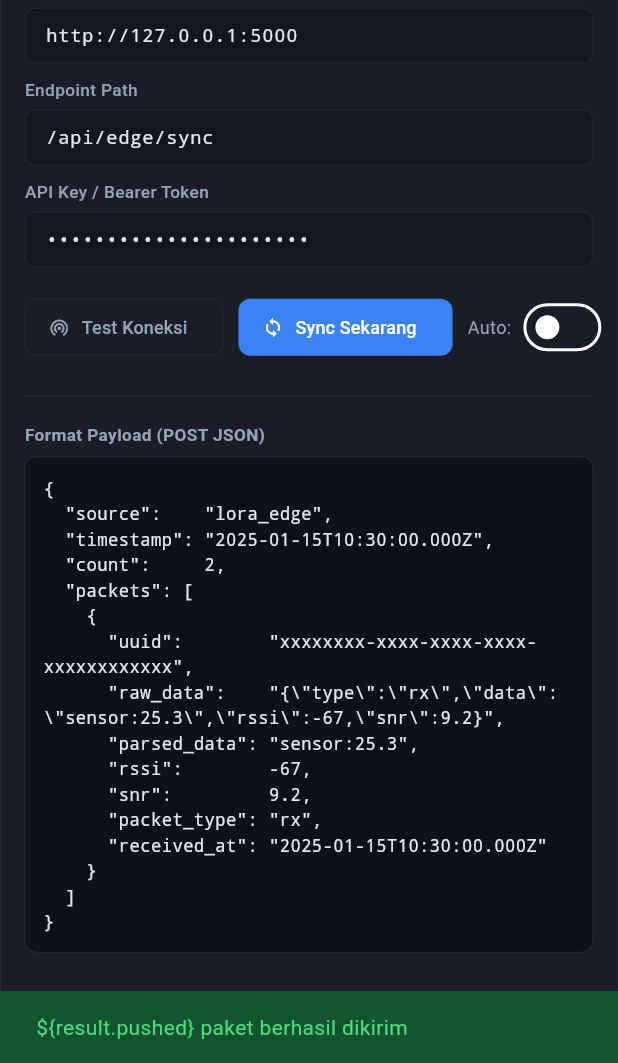
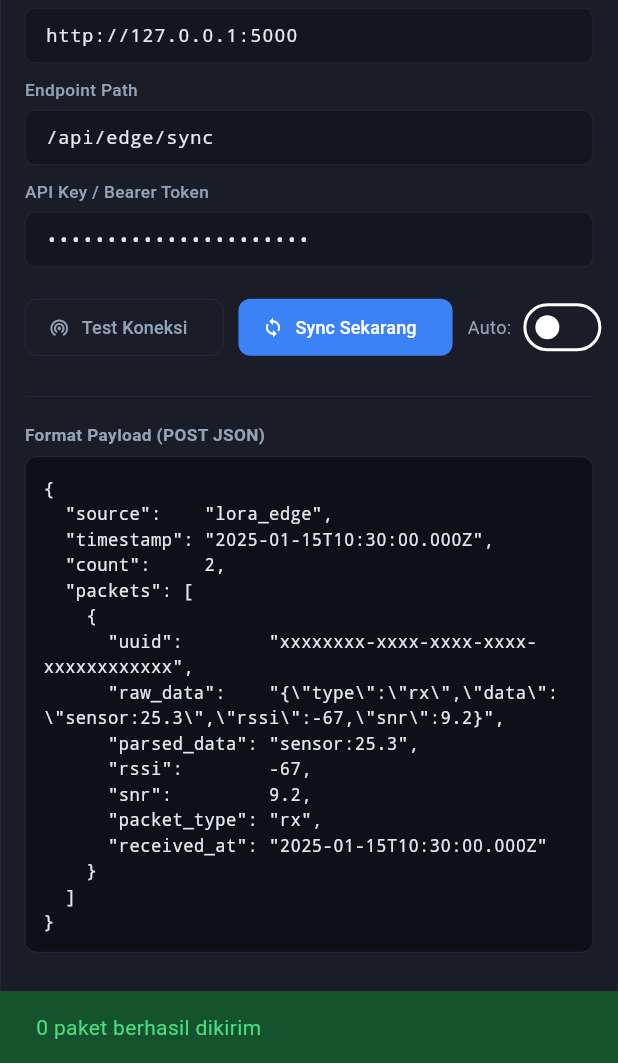
Before and after one commit to divosatria/elogbook, a Flutter app: the SyncCard widget shown alone on an empty page, opened directly with empty values, after a tap on "Sync Sekarang", on a phone screen of 412 x 824 dp, the part 173-1236 px from its top. Run offline on Flutter 3.47's test engine with Material 3 defaults, Android fonts, the phone set to English and light mode, and no system bars; our stand-ins replace audioplayers, camera, connectivity_plus, dio, dotted_border, file_picker and 15 more; missing offline and left inert: flutter_foreground_task, flutter_libserialport, google_mlkit_text_recognition, shelf_cors_headers, shelf_router; accounts and stored records are empty; statements that could not run were skipped.

```diff
--- a/desktop/lib/features/api_server/widgets/sync_card.dart
+++ b/desktop/lib/features/api_server/widgets/sync_card.dart
@@ -267,8 +267,8 @@ class _SyncCardState extends State<SyncCard> {
     final result = await prov.syncToElogbook();
     if (!ctx.mounted) return;
     final msg = result.isSuccess
-        ? '\${result.pushed} paket berhasil dikirim'
-        : 'Gagal: \${result.errorMessage}';
+        ? '${result.pushed} paket berhasil dikirim'
+        : 'Gagal: ${result.errorMessage}';
     ScaffoldMessenger.of(ctx).showSnackBar(SnackBar(
       backgroundColor: result.isSuccess ? AppColors.onlineBg : AppColors.dangerBg,
       content: Text(msg,
@@ -278,7 +278,7 @@ class _SyncCardState extends State<SyncCard> {
   }
 
   String _formatTime(DateTime t) =>
-      '\${t.hour.toString().padLeft(2, '0')}:\${t.minute.toString().padLeft(2, '0')}:\${t.second.toString().padLeft(2, '0')}';
+      '${t.hour.toString().padLeft(2, '0')}:${t.minute.toString().padLeft(2, '0')}:${t.second.toString().padLeft(2, '0')}';
 
   Widget _codeBlock(BuildContext context, String title, String code) => Column(
         crossAxisAlignment: CrossAxisAlignment.start,
```
